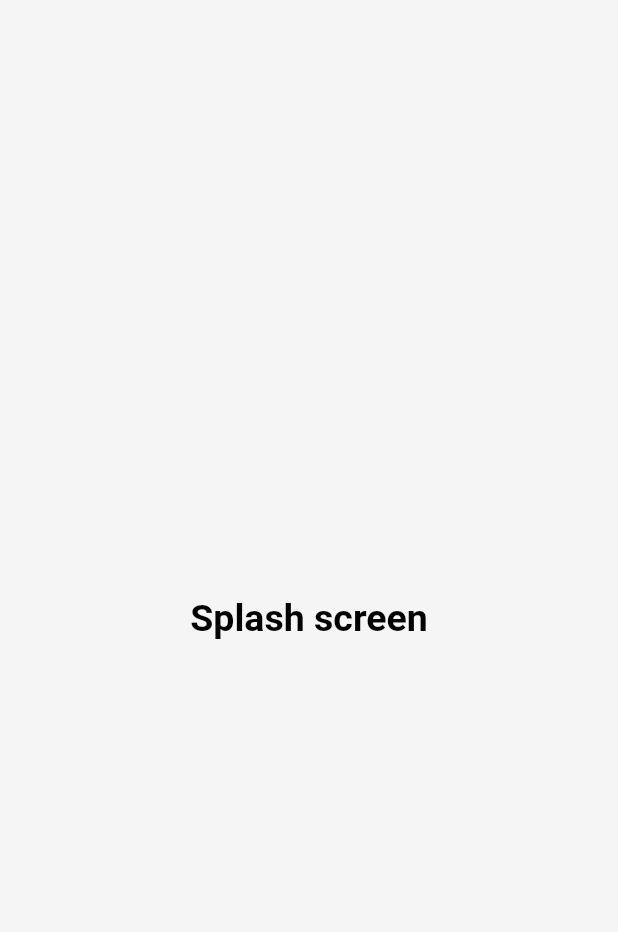
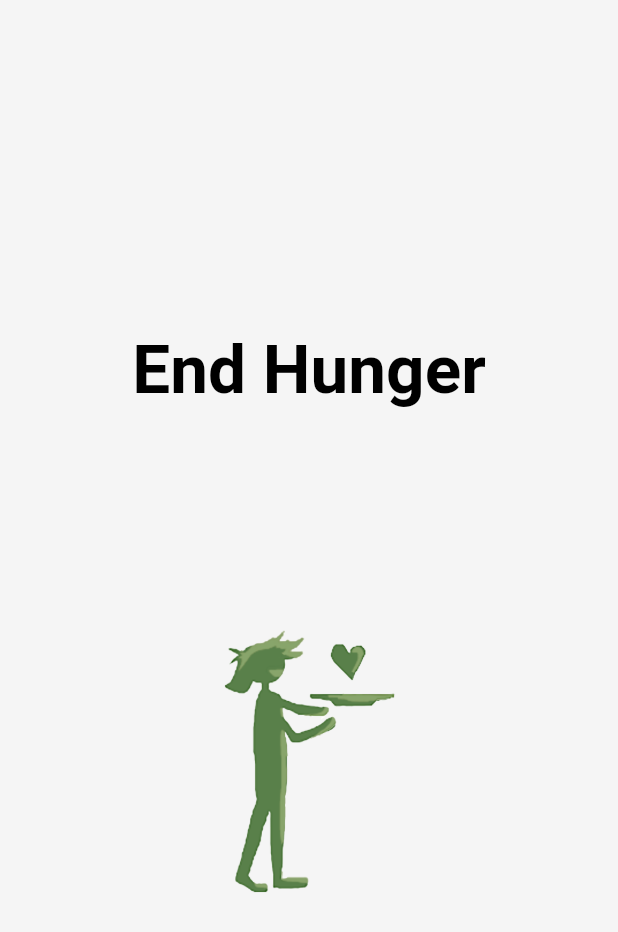
Before and after one commit to Akashsri3bi/ZeroHunger, a Flutter app: the first screen one second after launch, on a phone screen of 412 x 824 dp. Shown: the top 932 px of the screen. Run offline on Flutter 3.47's test engine with Material 2 defaults, Android fonts, the phone set to English and light mode, and no system bars; our stand-ins replace animated_splash_screen; Roboto replaces fonts that are missing (cursive).

Commit message:
added logo to splash screen

```diff
--- a/hunger/lib/screens/splashScreen.dart
+++ b/hunger/lib/screens/splashScreen.dart
@@ -13,11 +13,11 @@ class _SplashState extends State<Splash> {
   @override
   void initState(){
     super.initState();
-    NavigateToHome();
+    navigateToHome();
   }
 
-  NavigateToHome() async{
-    await Future.delayed(const Duration(milliseconds: 1500), () {} );
+  navigateToHome() async{
+    await Future.delayed(const Duration(seconds: 2), () {} );
     Navigator.pushReplacement(context, MaterialPageRoute(builder: (context)=> Home()));
   }
 
@@ -27,15 +27,33 @@ class _SplashState extends State<Splash> {
       body: Center(
         child: Column(
           mainAxisAlignment: MainAxisAlignment.center,
-          children: const [ // logo can be put here instead of text
-            Text(
-              'Splash screen',
-              style: TextStyle(fontSize: 25, fontWeight: FontWeight.bold),
+          children:  [
+            const Expanded(
+              child: Padding(
+                padding: EdgeInsetsDirectional.fromSTEB( 55,220,55,0 ),
+                child: Text(
+                  'End Hunger',
+                  style: TextStyle(fontSize: 45, fontWeight: FontWeight.bold),
+                ),
+              )
+            ),
+            Expanded(
+              child: Padding(
+                padding: const EdgeInsetsDirectional.fromSTEB( 0,0,0,220 ),
+                child: Container(
+                  decoration: const  BoxDecoration(
+                    image: DecorationImage(
+                      image:  AssetImage(
+                        'assets/logo.png'
+                      )
+                    )
+                  ),
+                ),
+              )
             )
-          ],
-        ),
+          ]
+        )
       )
     );
   }
-
 }
```
Also changed, not shown: hunger/assets/logo.png (added).
